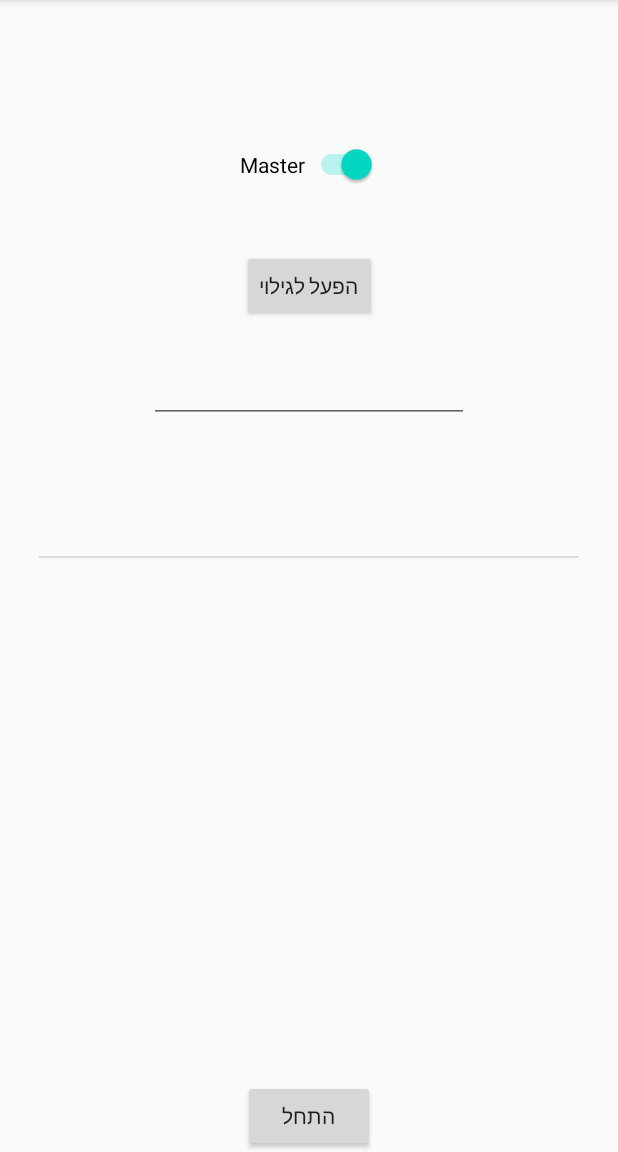
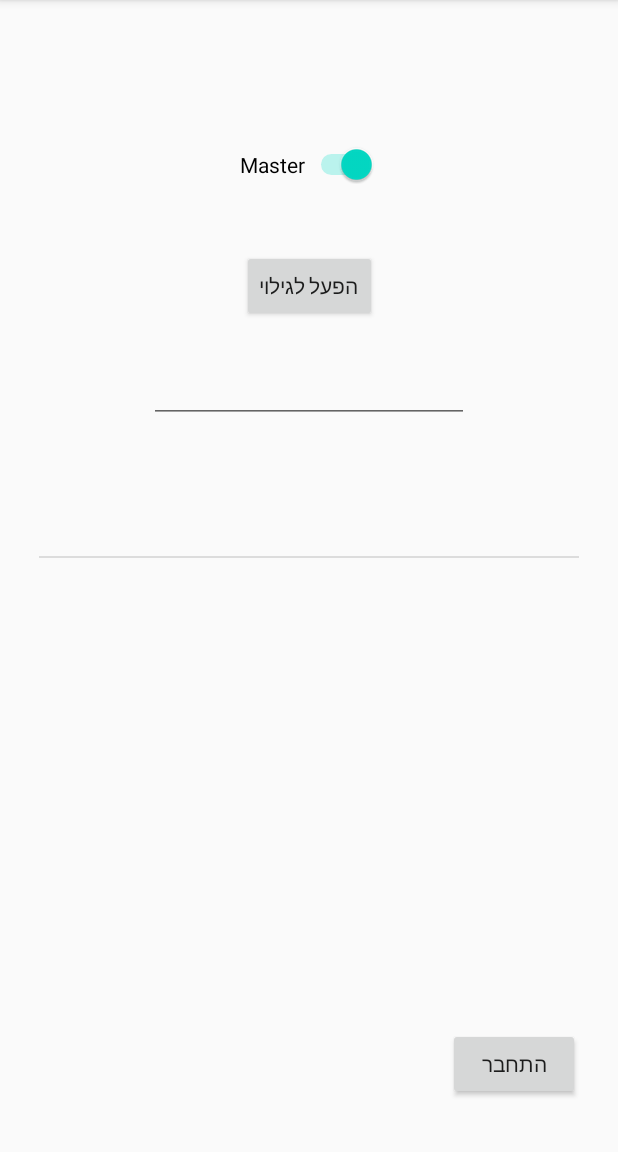
Before and after one commit to nirvitlem/BPSocial, an Android app: the MainActivity screen opened directly, with no data from a screen before it, on a phone screen of 412 x 824 dp, the part 84-1236 px from its top. Run offline under Robolectric (Android 15) with nearby library versions, the phone set to English and light mode, and no system bars.

Commit message:
add paired discovery

```diff
--- a/app/src/main/AndroidManifest.xml
+++ b/app/src/main/AndroidManifest.xml
@@ -1,9 +1,12 @@
 <?xml version="1.0" encoding="utf-8"?>
 <manifest xmlns:android="http://schemas.android.com/apk/res/android"
+    xmlns:tools="http://schemas.android.com/tools"
     package="com.example.bpsocial">
 
     <uses-permission android:name="android.permission.BLUETOOTH" />
     <uses-permission android:name="android.permission.BLUETOOTH_ADMIN" />
+    <uses-permission android:name="android.permission.LOCAL_MAC_ADDRESS"
+        tools:ignore="ProtectedPermissions" />
 
     <!-- If your app targets Android 9 or lower, you can declare
          ACCESS_COARSE_LOCATION instead. -->
--- a/app/src/main/java/com/example/bpsocial/AcceptThread.kt
+++ b/app/src/main/java/com/example/bpsocial/AcceptThread.kt
@@ -48,8 +48,8 @@ class AcceptThread(bluetoothAdapter : BluetoothAdapter) : Thread() {
                     val mbs: MyBluetoothService? = MyBluetoothService(socket);
                     mbs?.run();
                 }).start();
-                mmServerSocket?.close()
-                shouldLoop = false
+                //mmServerSocket?.close()
+                //shouldLoop = false
             }
         }
     }
--- a/app/src/main/java/com/example/bpsocial/ConnectThread.kt
+++ b/app/src/main/java/com/example/bpsocial/ConnectThread.kt
@@ -31,7 +31,8 @@ class ConnectThread(device: BluetoothDevice) : Thread() {
             Thread({
                 val mbs: MyBluetoothService? = MyBluetoothService(socket);
                 mbs?.write(("test test").toByteArray());
-            }).start();
+           }).start();
+            Log.e("BPSocial Client send message" , "test test");
           //  Slist.list?.add(sname!!);
           //  Slist.adapter?.notifyDataSetChanged()
             // The connection attempt succeeded. Perform work associated with
--- a/app/src/main/res/layout/activity_main.xml
+++ b/app/src/main/res/layout/activity_main.xml
@@ -4,6 +4,7 @@
     xmlns:tools="http://schemas.android.com/tools"
     android:layout_width="match_parent"
     android:layout_height="match_parent"
+    android:layoutDirection="inherit"
     tools:context=".MainActivity">
 
     <Switch
@@ -45,10 +46,13 @@
         android:id="@+id/connectb"
         android:layout_width="wrap_content"
         android:layout_height="wrap_content"
-        android:text="התחל"
+        android:text="התחבר"
         app:layout_constraintBottom_toBottomOf="parent"
         app:layout_constraintEnd_toEndOf="parent"
-        app:layout_constraintStart_toStartOf="parent" />
+        app:layout_constraintHorizontal_bias="0.922"
+        app:layout_constraintStart_toStartOf="parent"
+        app:layout_constraintTop_toBottomOf="@+id/ListItems"
+        app:layout_constraintVertical_bias="0.728" />
 
     <EditText
         android:id="@+id/RemText"
```
Also changed, not shown: app/src/main/java/com/example/bpsocial/MainActivity.kt (+38 -0 lines).
